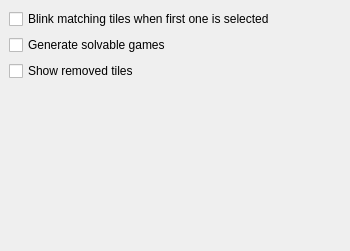
Before: the Qt Designer form src/settings.ui in KDE/kmahjongg, drawn with Qt 5.
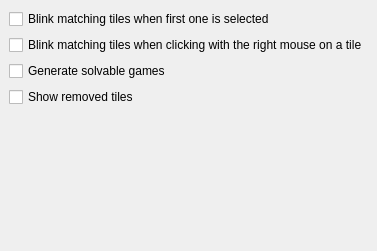
After: the same form once the commit is applied.

Commit message: Add option for use of right mouse click for blinking matching tiles.

Diff of the .ui file:
```diff
--- a/src/settings.ui
+++ b/src/settings.ui
@@ -23,6 +23,13 @@
      </property>
     </widget>
    </item>
+   <item>
+     <widget class="QCheckBox" name="kcfg_ShowMatchingTilesRightMouseClick" >
+     <property name="text" >
+      <string>Blink matching tiles when clicking with the right mouse on a tile</string>
+     </property>
+    </widget>
+   </item>
    <item>
     <widget class="QCheckBox" name="kcfg_SolvableGames" >
      <property name="text" >
```
The commit also changes 4 other files.
